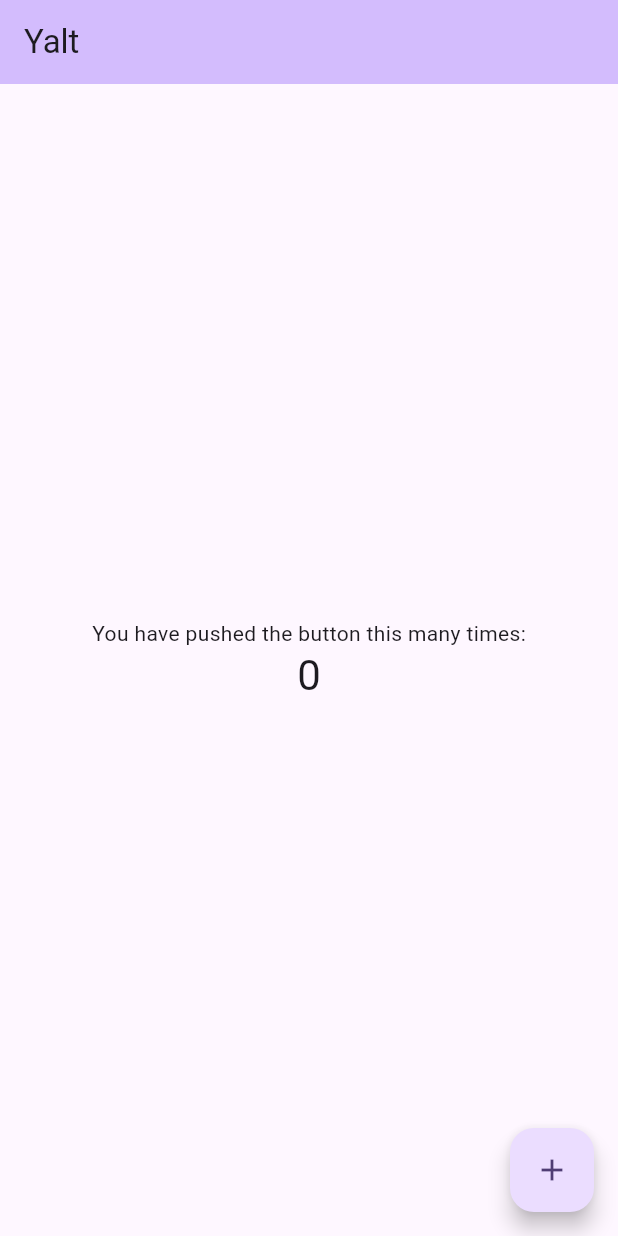
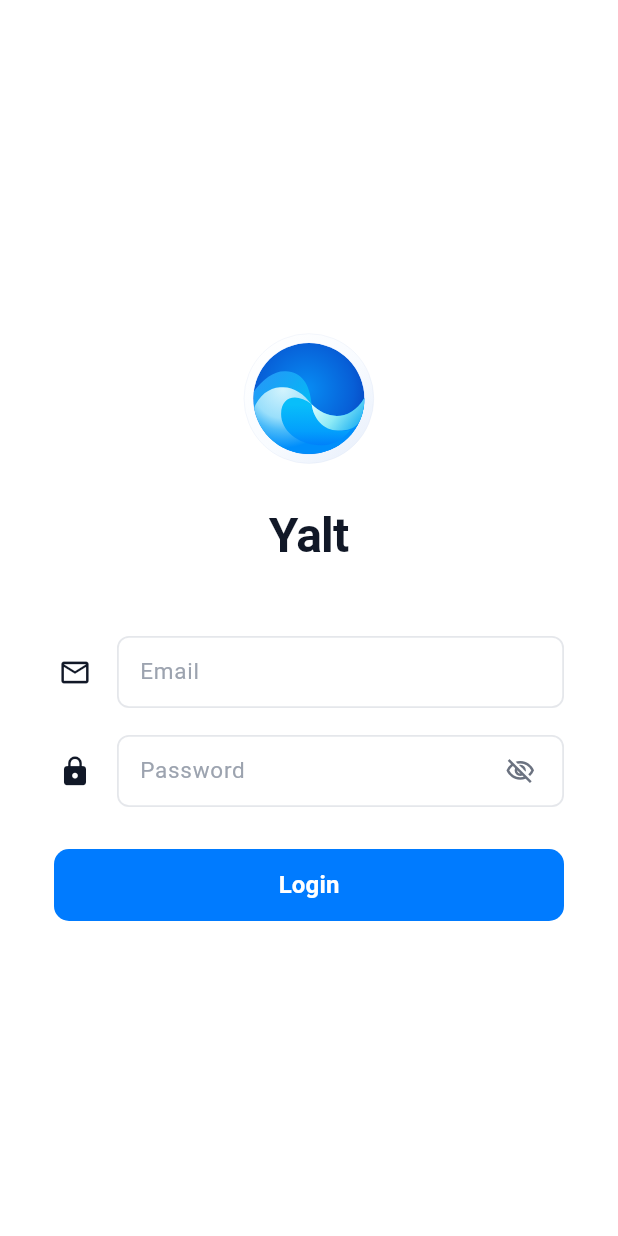
Before and after one commit to iniFaiz/yalt-laundry, a Flutter app: the screen it shows after launch, on a phone screen of 412 x 824 dp. Run offline on Flutter 3.47's test engine with Material 3 defaults, Android fonts, the phone set to English and light mode, and no system bars; our stand-ins replace flutter_svg.

Commit message:
feat: add login screen and home screen with role-based display
- Implemented HomeScreen to display user role.
- Created LoginScreen with email and password authentication.
- Added error handling for login failures.
- Integrated AppLogo widget to display the circular logo.
- Included SVG logo asset for high-resolution display.

```diff
--- a/lib/main.dart
+++ b/lib/main.dart
@@ -1,4 +1,5 @@
 import 'package:flutter/material.dart';
+import 'screens/login_screen.dart';
 
 void main() {
   runApp(const MyApp());
@@ -7,116 +8,21 @@ void main() {
 class MyApp extends StatelessWidget {
   const MyApp({super.key});
 
-  // This widget is the root of your application.
   @override
   Widget build(BuildContext context) {
     return MaterialApp(
       title: 'Yalt',
+      debugShowCheckedModeBanner: false,
       theme: ThemeData(
-        // This is the theme of your application.
-        //
-        // TRY THIS: Try running your application with "flutter run". You'll see
-        // the application has a purple toolbar. Then, without quitting the app,
-        // try changing the seedColor in the colorScheme below to Colors.green
-        // and then invoke "hot reload" (save your changes or press the "hot
-        // reload" button in a Flutter-supported IDE, or press "r" if you used
-        // the command line to start the app).
-        //
-        // Notice that the counter didn't reset back to zero; the application
-        // state is not lost during the reload. To reset the state, use hot
-        // restart instead.
-        //
-        // This works for code too, not just values: Most code changes can be
-        // tested with just a hot reload.
-        colorScheme: .fromSeed(seedColor: Colors.deepPurple),
+        useMaterial3: true,
+        fontFamily: 'Roboto',
+        colorScheme: ColorScheme.fromSeed(
+          seedColor: const Color(0xFF007BFF),
+          primary: const Color(0xFF007BFF),
+        ),
+        scaffoldBackgroundColor: Colors.white,
       ),
-      home: const MyHomePage(title: 'Yalt'),
+      home: const LoginScreen(),
     );
   }
 }
-
-class MyHomePage extends StatefulWidget {
-  const MyHomePage({super.key, required this.title});
-
-  // This widget is the home page of your application. It is stateful, meaning
-  // that it has a State object (defined below) that contains fields that affect
-  // how it looks.
-
-  // This class is the configuration for the state. It holds the values (in this
-  // case the title) provided by the parent (in this case the App widget) and
-  // used by the build method of the State. Fields in a Widget subclass are
-  // always marked "final".
-
-  final String title;
-
-  @override
-  State<MyHomePage> createState() => _MyHomePageState();
-}
-
-class _MyHomePageState extends State<MyHomePage> {
-  int _counter = 0;
-
-  void _incrementCounter() {
-    setState(() {
-      // This call to setState tells the Flutter framework that something has
-      // changed in this State, which causes it to rerun the build method below
-      // so that the display can reflect the updated values. If we changed
-      // _counter without calling setState(), then the build method would not be
-      // called again, and so nothing would appear to happen.
-      _counter++;
-    });
-  }
-
-  @override
-  Widget build(BuildContext context) {
-    // This method is rerun every time setState is called, for instance as done
-    // by the _incrementCounter method above.
-    //
-    // The Flutter framework has been optimized to make rerunning build methods
-    // fast, so that you can just rebuild anything that needs updating rather
-    // than having to individually change instances of widgets.
-    return Scaffold(
-      appBar: AppBar(
-        // TRY THIS: Try changing the color here to a specific color (to
-        // Colors.amber, perhaps?) and trigger a hot reload to see the AppBar
-        // change color while the other colors stay the same.
-        backgroundColor: Theme.of(context).colorScheme.inversePrimary,
-        // Here we take the value from the MyHomePage object that was created by
-        // the App.build method, and use it to set our appbar title.
-        title: Text(widget.title),
-      ),
-      body: Center(
-        // Center is a layout widget. It takes a single child and positions it
-        // in the middle of the parent.
-        child: Column(
-          // Column is also a layout widget. It takes a list of children and
-          // arranges them vertically. By default, it sizes itself to fit its
-          // children horizontally, and tries to be as tall as its parent.
-          //
-          // Column has various properties to control how it sizes itself and
-          // how it positions its children. Here we use mainAxisAlignment to
-          // center the children vertically; the main axis here is the vertical
-          // axis because Columns are vertical (the cross axis would be
-          // horizontal).
-          //
-          // TRY THIS: Invoke "debug painting" (choose the "Toggle Debug Paint"
-          // action in the IDE, or press "p" in the console), to see the
-          // wireframe for each widget.
-          mainAxisAlignment: .center,
-          children: [
-            const Text('You have pushed the button this many times:'),
-            Text(
-              '$_counter',
-              style: Theme.of(context).textTheme.headlineMedium,
-            ),
-          ],
-        ),
-      ),
-      floatingActionButton: FloatingActionButton(
-        onPressed: _incrementCounter,
-        tooltip: 'Increment',
-        child: const Icon(Icons.add),
-      ),
-    );
-  }
-}
--- /dev/null
+++ b/lib/screens/home_screen.dart
@@ -0,0 +1,26 @@
+import 'package:flutter/material.dart';
+
+class HomeScreen extends StatelessWidget {
+  final String role;
+
+  const HomeScreen({
+    super.key,
+    required this.role,
+  });
+
+  @override
+  Widget build(BuildContext context) {
+    return Scaffold(
+      body: Center(
+        child: Text(
+          'Kamu adalah $role',
+          style: const TextStyle(
+            fontSize: 28,
+            fontWeight: FontWeight.bold,
+          ),
+          textAlign: TextAlign.center,
+        ),
+      ),
+    );
+  }
+}
--- /dev/null
+++ b/lib/screens/login_screen.dart
@@ -0,0 +1,297 @@
+import 'package:flutter/material.dart';
+import '../widgets/app_logo.dart';
+import 'home_screen.dart';
+
+class LoginScreen extends StatefulWidget {
+  const LoginScreen({super.key});
+
+  @override
+  State<LoginScreen> createState() => _LoginScreenState();
+}
+
+class _LoginScreenState extends State<LoginScreen> {
+  final TextEditingController _emailController = TextEditingController();
+  final TextEditingController _passwordController = TextEditingController();
+
+  bool _obscurePassword = true;
+  String? _errorMessage;
+
+  @override
+  void dispose() {
+    _emailController.dispose();
+    _passwordController.dispose();
+    super.dispose();
+  }
+
+  void _handleLogin() {
+    final email = _emailController.text.trim();
+    final password = _passwordController.text;
+
+    setState(() {
+      _errorMessage = null;
+    });
+
+    if (email.isEmpty) {
+      setState(() {
+        _errorMessage = 'Email tidak boleh kosong';
+      });
+      return;
+    }
+
+    if (password.isEmpty) {
+      setState(() {
+        _errorMessage = 'Password tidak boleh kosong';
+      });
+      return;
+    }
+
+    if (email == 'faiz@yalt.com' && password == 'ayamgoreng') {
+      Navigator.of(context).pushReplacement(
+        MaterialPageRoute(
+          builder: (_) => const HomeScreen(role: 'Admin'),
+        ),
+      );
+    } else if (email == 'faiz@gmail.com' && password == 'ayamgoreng') {
+      Navigator.of(context).pushReplacement(
+        MaterialPageRoute(
+          builder: (_) => const HomeScreen(role: 'User'),
+        ),
+      );
+    } else {
+      setState(() {
+        _errorMessage = 'Email atau password salah';
+      });
+    }
+  }
+
+  @override
+  Widget build(BuildContext context) {
+    const primaryBlue = Color(0xFF007BFF);
+    const borderColor = Color(0xFFE5E7EB);
+    const placeholderColor = Color(0xFF9CA3AF);
+
+    return Scaffold(
+      backgroundColor: Colors.white,
+      body: SafeArea(
+        child: Center(
+          child: SingleChildScrollView(
+            padding: const EdgeInsets.symmetric(horizontal: 36.0, vertical: 24.0),
+            child: Column(
+              mainAxisAlignment: MainAxisAlignment.center,
+              crossAxisAlignment: CrossAxisAlignment.center,
+              children: [
+                // Top Header: Logo bulat (tanpa shadow/glow) & Teks "Yalt" font Roboto
+                const AppLogo(size: 110),
+                const SizedBox(height: 14),
+                const Text(
+                  'Yalt',
+                  style: TextStyle(
+                    fontFamily: 'Roboto',
+                    fontSize: 32,
+                    fontWeight: FontWeight.w700,
+                    color: Color(0xFF111827),
+                    letterSpacing: -0.5,
+                  ),
+                ),
+                const SizedBox(height: 44),
+
+                // Error message banner jika ada error
+                if (_errorMessage != null) ...[
+                  Container(
+                    padding: const EdgeInsets.symmetric(
+                      horizontal: 14,
+                      vertical: 10,
+                    ),
+                    margin: const EdgeInsets.only(bottom: 20),
+                    decoration: BoxDecoration(
+                      color: const Color(0xFFFEF2F2),
+                      borderRadius: BorderRadius.circular(8),
+                      border: Border.all(color: const Color(0xFFFCA5A5)),
+                    ),
+                    child: Row(
+                      children: [
+                        const Icon(
+                          Icons.error_outline,
+                          color: Color(0xFFDC2626),
+                          size: 18,
+                        ),
+                        const SizedBox(width: 8),
+                        Expanded(
+                          child: Text(
+                            _errorMessage!,
+                            style: const TextStyle(
+                              fontFamily: 'Roboto',
+                              fontSize: 13,
+                              color: Color(0xFFDC2626),
+                            ),
+                          ),
+                        ),
+                      ],
+                    ),
+                  ),
+                ],
+
+                // Input Field: Email (Icon Email di kiri + input box)
+                Row(
+                  crossAxisAlignment: CrossAxisAlignment.center,
+                  children: [
+                    const SizedBox(
+                      width: 28,
+                      child: Icon(
+                        Icons.email_outlined,
+                        size: 22,
+                        color: Color(0xFF111827),
+                      ),
+                    ),
+                    const SizedBox(width: 14),
+                    Expanded(
+                      child: Container(
+                        height: 48,
+                        decoration: BoxDecoration(
+                          color: Colors.white,
+                          borderRadius: BorderRadius.circular(8),
+                          border: Border.all(
+                            color: borderColor,
+                            width: 1.2,
+                          ),
+                        ),
+                        padding: const EdgeInsets.symmetric(horizontal: 14),
+                        alignment: Alignment.centerLeft,
+                        child: TextField(
+                          controller: _emailController,
+                          keyboardType: TextInputType.emailAddress,
+                          textInputAction: TextInputAction.next,
+                          style: const TextStyle(
+                            fontFamily: 'Roboto',
+                            fontSize: 15,
+                            color: Color(0xFF111827),
+                          ),
+                          decoration: const InputDecoration(
+                            isDense: true,
+                            contentPadding: EdgeInsets.zero,
+                            border: InputBorder.none,
+                            hintText: 'Email',
+                            hintStyle: TextStyle(
+                              fontFamily: 'Roboto',
+                              fontSize: 15,
+                              color: placeholderColor,
+                            ),
+                          ),
+                        ),
+                      ),
+                    ),
+                  ],
+                ),
+                const SizedBox(height: 18),
+
+                // Input Field: Password (Icon Lock di kiri + input box + Eye icon toggle di kanan)
+                Row(
+                  crossAxisAlignment: CrossAxisAlignment.center,
+                  children: [
+                    const SizedBox(
+                      width: 28,
+                      child: Icon(
+                        Icons.lock,
+                        size: 22,
+                        color: Color(0xFF111827),
+                      ),
+                    ),
+                    const SizedBox(width: 14),
+                    Expanded(
+                      child: Container(
+                        height: 48,
+                        decoration: BoxDecoration(
+                          color: Colors.white,
+                          borderRadius: BorderRadius.circular(8),
+                          border: Border.all(
+                            color: borderColor,
+                            width: 1.2,
+                          ),
+                        ),
+                        padding: const EdgeInsets.only(left: 14, right: 4),
+                        alignment: Alignment.centerLeft,
+                        child: Row(
+                          children: [
+                            Expanded(
+                              child: TextField(
+                                controller: _passwordController,
+                                obscureText: _obscurePassword,
+                                textInputAction: TextInputAction.done,
+                                onSubmitted: (_) => _handleLogin(),
+                                style: const TextStyle(
+                                  fontFamily: 'Roboto',
+                                  fontSize: 15,
+                                  color: Color(0xFF111827),
+                                ),
+                                decoration: const InputDecoration(
+                                  isDense: true,
+                                  contentPadding: EdgeInsets.zero,
+                                  border: InputBorder.none,
+                                  hintText: 'Password',
+                                  hintStyle: TextStyle(
+                                    fontFamily: 'Roboto',
+                                    fontSize: 15,
+                                    color: placeholderColor,
+                                  ),
+                                ),
+                              ),
+                            ),
+                            // Simple Eye Icon toggle
+                            IconButton(
+                              icon: Icon(
+                                _obscurePassword
+                                    ? Icons.visibility_off_outlined
+                                    : Icons.visibility_outlined,
+                                size: 20,
+                                color: const Color(0xFF6B7280),
+                              ),
+                              splashRadius: 18,
+                              tooltip: _obscurePassword
+                                  ? 'Tampilkan Password'
+                                  : 'Sembunyikan Password',
+                              onPressed: () {
+                                setState(() {
+                                  _obscurePassword = !_obscurePassword;
+                                });
+                              },
+                            ),
+                          ],
+                        ),
+                      ),
+                    ),
+                  ],
+                ),
+                const SizedBox(height: 28),
+
+                // Tombol Biru "Login"
+                SizedBox(
+                  width: double.infinity,
+                  height: 48,
+                  child: ElevatedButton(
+                    onPressed: _handleLogin,
+                    style: ElevatedButton.styleFrom(
+                      backgroundColor: primaryBlue,
+                      foregroundColor: Colors.white,
+                      elevation: 0,
+                      shape: RoundedRectangleBorder(
+                        borderRadius: BorderRadius.circular(10),
+                      ),
+                    ),
+                    child: const Text(
+                      'Login',
+                      style: TextStyle(
+                        fontFamily: 'Roboto',
+                        fontSize: 16,
+                        fontWeight: FontWeight.w600,
+                      ),
+                    ),
+                  ),
+                ),
+              ],
+            ),
+          ),
+        ),
+      ),
+    );
+  }
+}
--- /dev/null
+++ b/lib/widgets/app_logo.dart
@@ -0,0 +1,33 @@
+import 'package:flutter/material.dart';
+import 'package:flutter_svg/flutter_svg.dart';
+
+/// Reusable widget for displaying the YALT circular logo (`logo_bulat`).
+/// Uses `assets/images/logo_bulat.svg` with high resolution raster fallback.
+class AppLogo extends StatelessWidget {
+  final double size;
+
+  const AppLogo({
+    super.key,
+    this.size = 110.0,
+  });
+
+  @override
+  Widget build(BuildContext context) {
+    return SizedBox(
+      width: size,
+      height: size,
+      child: SvgPicture.asset(
+        'assets/images/logo_bulat.svg',
+        width: size,
+        height: size,
+        fit: BoxFit.contain,
+        placeholderBuilder: (BuildContext context) => Image.asset(
+          'assets/images/logo_bulat.png',
+          width: size,
+          height: size,
+          fit: BoxFit.contain,
+        ),
+      ),
+    );
+  }
+}
--- a/pubspec.yaml
+++ b/pubspec.yaml
@@ -34,7 +34,7 @@ dependencies:
   # The following adds the Cupertino Icons font to your application.
   # Use with the CupertinoIcons class for iOS style icons.
   cupertino_icons: ^1.0.8
-
+  flutter_svg: ^2.3.0
 dev_dependencies:
   flutter_test:
     sdk: flutter
```
Also changed, not shown: assets/images/baju.png (added), assets/images/logo_bulat.png (added), assets/images/logo_bulat.svg (added), pubspec.lock, 21 other files.
